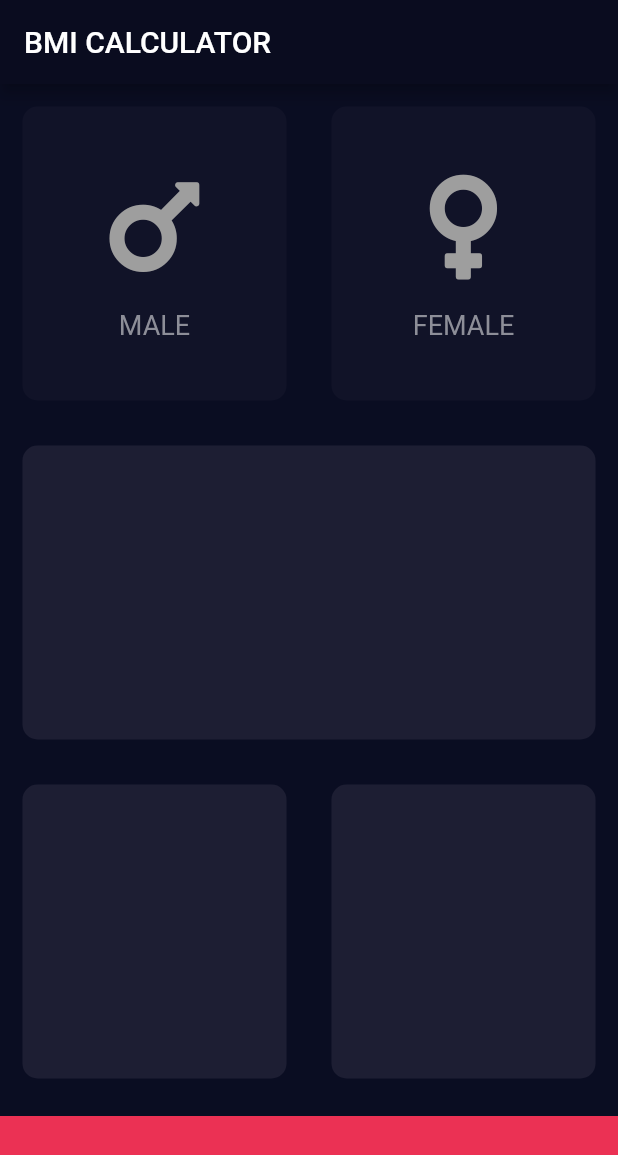
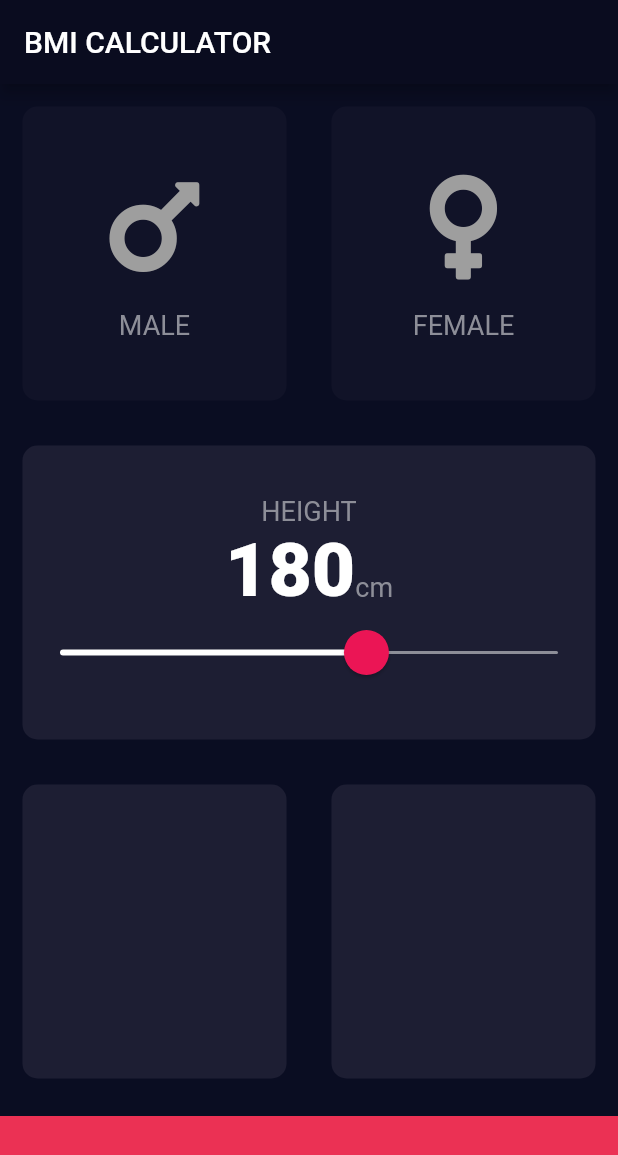
Before and after one commit to T-PAL-Developer/Flutter_iOS_Android_Web_bmi_calculator, a Flutter app: the screen it shows after launch, on a phone screen of 412 x 824 dp. Shown: the top 1155 px of the screen. Run offline on Flutter 3.47's test engine with Material 2 defaults, Android fonts, the phone set to English and light mode, and no system bars; our stand-ins replace font_awesome_flutter.

Commit message:
input_page.dart - slider card finished

```diff
--- a/lib/constants.dart
+++ b/lib/constants.dart
@@ -9,6 +9,11 @@ const Color kInactiveCardColor = Color(0xFF111328);
 const Color kInactiveIconColor = Colors.grey;
 const Color kActiveIconColor = Colors.white;
 
+const TextStyle kNumberTextStyle = TextStyle(
+  fontSize: 50,
+  fontWeight: FontWeight.w900,
+);
+
 // used in icon_content.dart
 const TextStyle kLabelTextStyle = TextStyle(
   fontSize: 18.0,
--- a/lib/main.dart
+++ b/lib/main.dart
@@ -8,6 +8,15 @@ class BMICalculator extends StatelessWidget {
   Widget build(BuildContext context) {
     return MaterialApp(
       theme: ThemeData.dark().copyWith(
+        sliderTheme: SliderTheme.of(context).copyWith(
+          trackHeight: 2.0,
+          activeTrackColor: Colors.white,
+          inactiveTrackColor: Color(0xFF8D8E98),
+          thumbColor: Color(0xFFEB1555),
+          overlayColor: Color(0x29EB1555),
+          thumbShape: RoundSliderThumbShape(enabledThumbRadius: 15.0),
+          overlayShape: RoundSliderOverlayShape(overlayRadius: 25.0),
+        ),
         primaryColor: Color(0xFF0A0C1F),
         scaffoldBackgroundColor: Color(0xFF0A0D22),
       ),
--- a/lib/screens/input_page.dart
+++ b/lib/screens/input_page.dart
@@ -13,6 +13,8 @@ class InputPage extends StatefulWidget {
 class _InputPageState extends State<InputPage> {
   GenderLogic genderCardLogic = GenderLogic();
 
+  int _currentSliderValue = 180;
+
   @override
   Widget build(BuildContext context) {
     return Scaffold(
@@ -20,6 +22,7 @@ class _InputPageState extends State<InputPage> {
         title: Text('BMI CALCULATOR'),
       ),
       body: Column(
+        crossAxisAlignment: CrossAxisAlignment.stretch,
         children: [
           Expanded(
               child: Row(
@@ -61,6 +64,40 @@ class _InputPageState extends State<InputPage> {
           Expanded(
             child: ReusableCard(
               color: kActiveCardColor,
+              cardChild: Column(
+                mainAxisAlignment: MainAxisAlignment.center,
+                children: [
+                  Text(
+                    'HEIGHT',
+                    style: kLabelTextStyle,
+                  ),
+                  Row(
+                    mainAxisAlignment: MainAxisAlignment.center,
+                    crossAxisAlignment: CrossAxisAlignment.baseline,
+                    textBaseline: TextBaseline.alphabetic,
+                    children: [
+                      Text(
+                        _currentSliderValue.toString(),
+                        style: kNumberTextStyle,
+                      ),
+                      Text(
+                        'cm',
+                        style: kLabelTextStyle,
+                      ),
+                    ],
+                  ),
+                  Slider(
+                    value: _currentSliderValue.toDouble(),
+                    min: 100,
+                    max: 230,
+                    onChanged: (double value) {
+                      setState(() {
+                        _currentSliderValue = value.toInt();
+                      });
+                    },
+                  ),
+                ],
+              ),
             ),
           ),
           Expanded(
```
